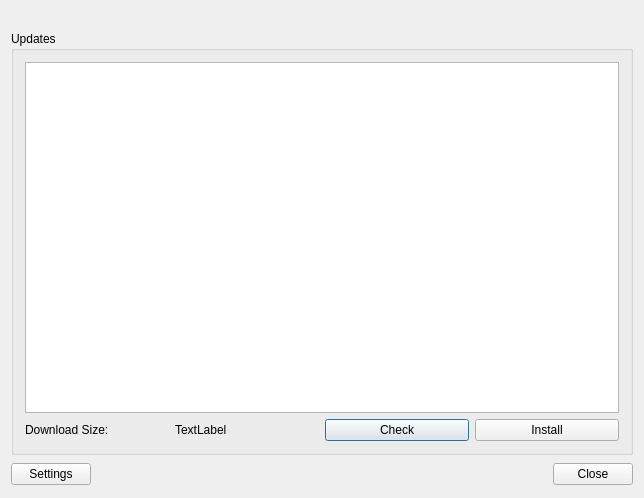
Qt form dialog.ui (pixellots/unclient) before a commit.
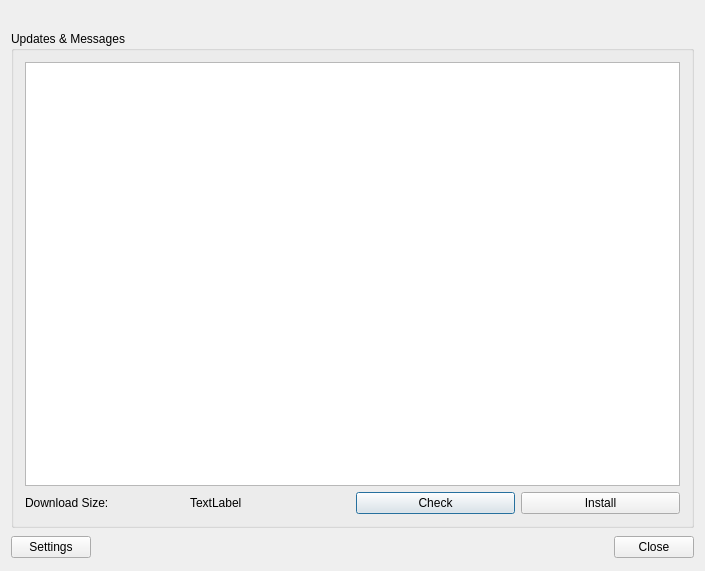
The same form after that commit.

Commit message: merged updates & messages in one request

```diff
--- a/dialog.ui
+++ b/dialog.ui
@@ -6,8 +6,8 @@
    <rect>
     <x>0</x>
     <y>0</y>
-    <width>644</width>
-    <height>498</height>
+    <width>705</width>
+    <height>571</height>
    </rect>
   </property>
   <property name="windowTitle">
@@ -17,7 +17,7 @@
    <item row="1" column="0" colspan="3">
     <widget class="QGroupBox" name="groupUpdates">
      <property name="title">
-      <string>Updates</string>
+      <string>Updates &amp;&amp; Messages</string>
      </property>
      <layout class="QGridLayout" name="gridLayout">
       <item row="0" column="0" colspan="4">
```
Left out of the diff: 3 changed lines with no effect on the pictures. The commit also changes 3 other files.
